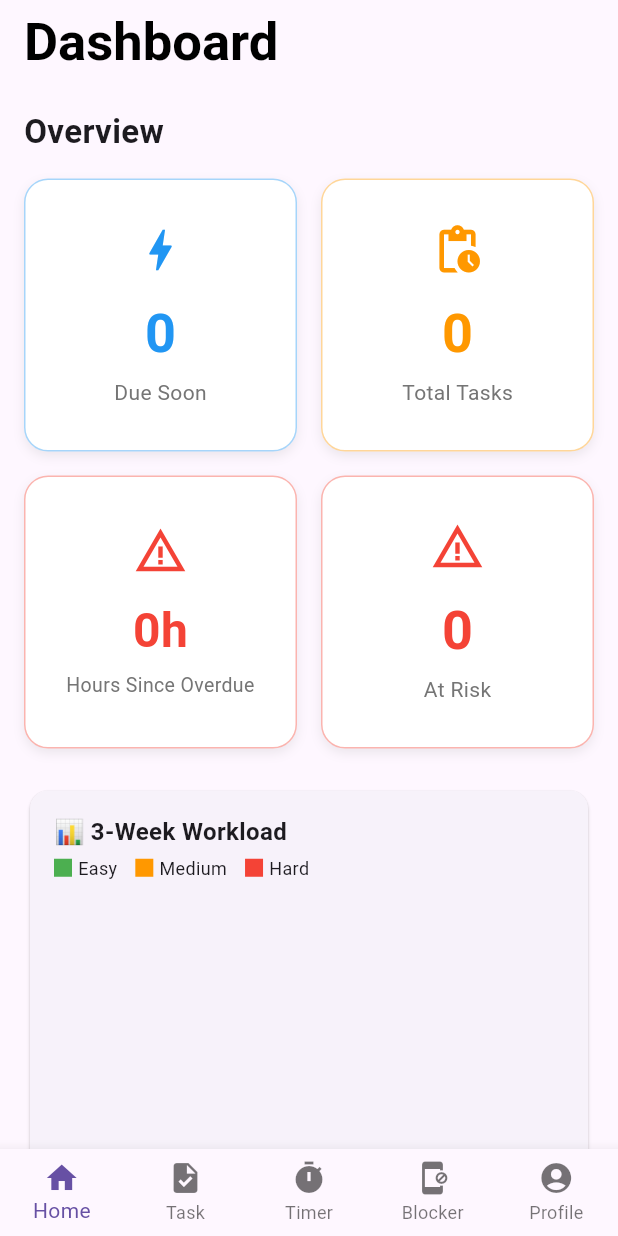
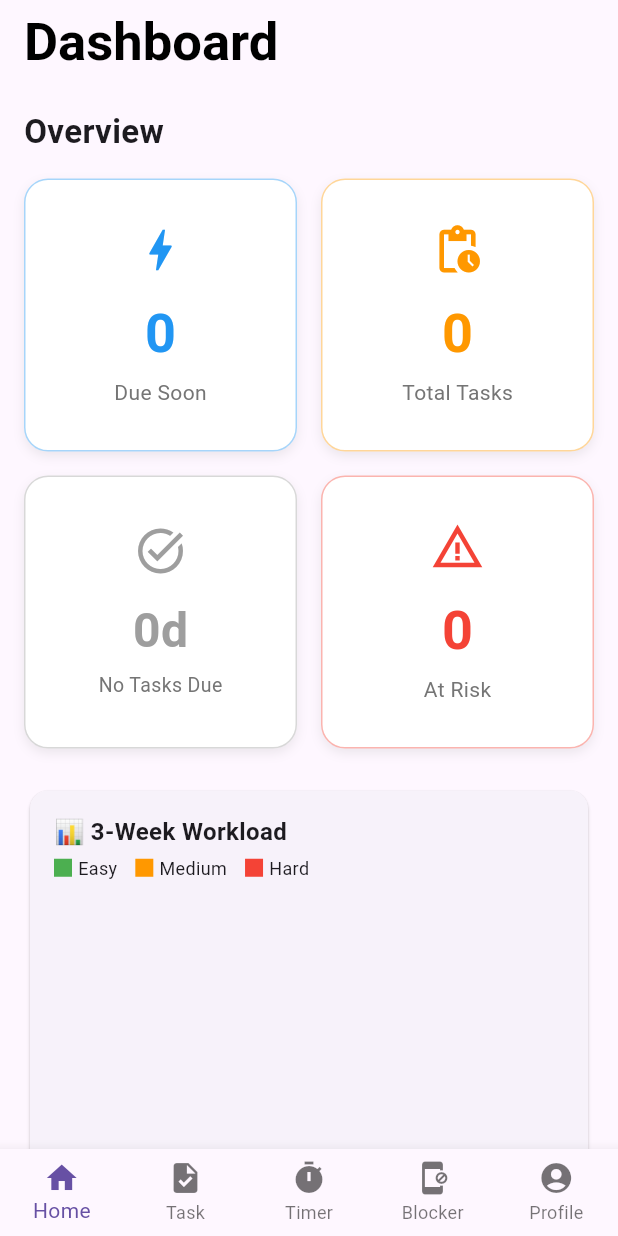
Before and after one commit to quesitopre/Deadline, a Flutter app: the screen it shows after launch, on a phone screen of 412 x 824 dp. Run offline on Flutter 3.47's test engine with Material 3 defaults, Android fonts, the phone set to English and light mode, and no system bars; our stand-ins replace shared_preferences; missing offline and left inert: flutter_overlay_window.

Commit message:
At no tasks, now dashboard will no longer say 0 hours overdue

```diff
--- a/lib/dashboard.dart
+++ b/lib/dashboard.dart
@@ -150,6 +150,47 @@ class _DashboardPageState extends State<Dashboard> {
   }
 
   Widget _buildNextDueCard(int hoursUntilDue, int hoursPastDue) {
+    // ← handle no tasks case
+    if (hoursUntilDue == -1) {
+      return Container(
+        decoration: BoxDecoration(
+          color: Colors.white,
+          borderRadius: BorderRadius.circular(16),
+          boxShadow: [
+            BoxShadow(
+              color: Colors.grey.withOpacity(0.2),
+              blurRadius: 6,
+              offset: Offset(0, 3),
+            ),
+          ],
+          border: Border.all(color: Colors.grey.withOpacity(0.4)),
+        ),
+        child: Padding(
+          padding: const EdgeInsets.all(20.0),
+          child: Column(
+            mainAxisAlignment: MainAxisAlignment.center,
+            children: [
+              Icon(Icons.task_alt, color: Colors.grey, size: 36),
+              SizedBox(height: 12),
+              Text(
+                '0d',
+                style: TextStyle(
+                  fontSize: 32,
+                  fontWeight: FontWeight.bold,
+                  color: Colors.grey,
+                ),
+              ),
+              SizedBox(height: 4),
+              Text(
+                'No Tasks Due',
+                style: TextStyle(fontSize: 13, color: Colors.grey[600]),
+              ),
+            ],
+          ),
+        ),
+      );
+    }
+
     final color = hoursUntilDue == 0 ? Colors.red : Colors.blue;
     final icon = hoursUntilDue == 0 ? Icons.warning_amber : Icons.timer;
 
--- a/lib/services/task_service.dart
+++ b/lib/services/task_service.dart
@@ -167,7 +167,7 @@ class TaskService {
         .where((t) => t.dueDate != null)
         .toList();
 
-    if (pending.isEmpty) return 0;
+    if (pending.isEmpty) return -1;  // ← changed from 0 to -1 as a "no tasks" signal
 
     // Sort by due date to find the nearest task
     pending.sort((a, b) => a.dueDate!.compareTo(b.dueDate!));
```
